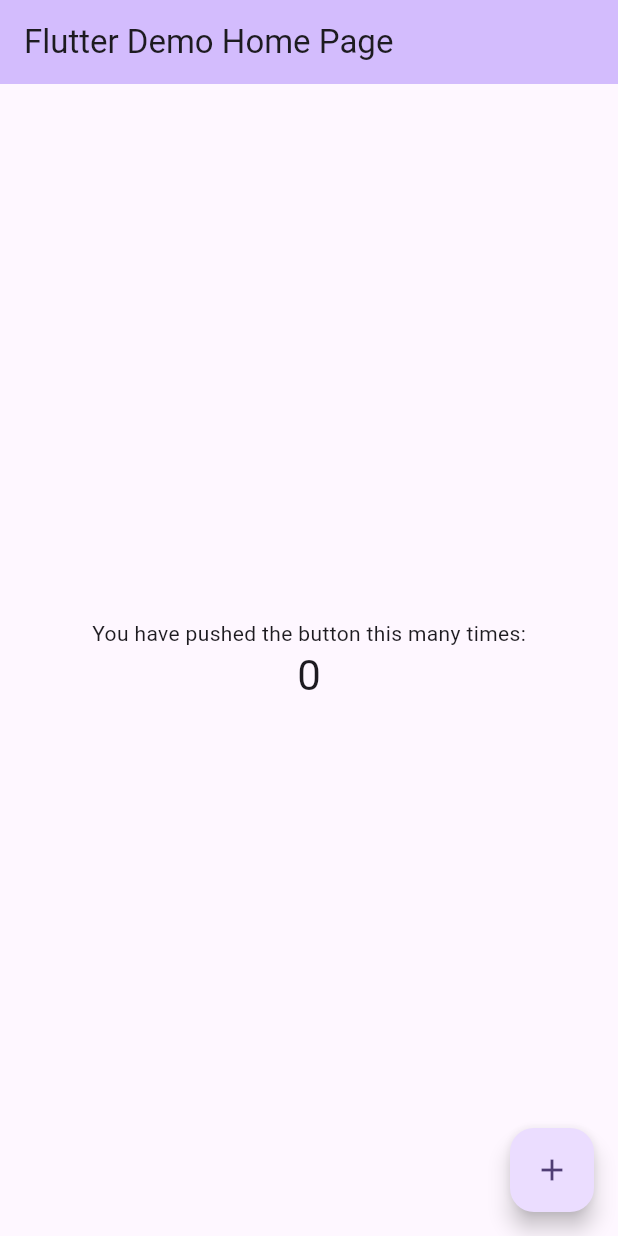
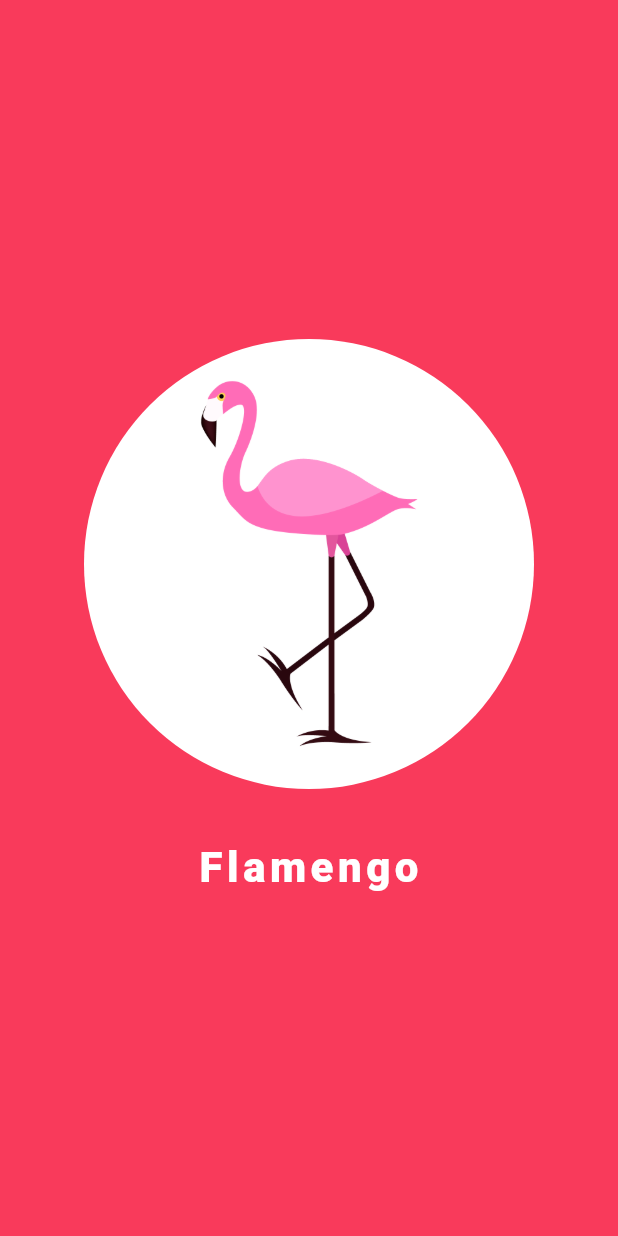
Before and after one commit to Carl-Lee91/Flamengo, a Flutter app: the screen it shows after launch, on a phone screen of 412 x 824 dp. Run offline on Flutter 3.47's test engine with Material 2 defaults, Android fonts, the phone set to English and light mode, and no system bars; our stand-ins replace firebase_core, flutter_riverpod; accounts and stored records are empty.

Commit message:
08.02 첫화면 + 로그인

```diff
--- /dev/null
+++ b/flamengo/lib/constants/gaps.dart
@@ -0,0 +1,67 @@
+import 'package:flamengo/constants/sizes.dart';
+import 'package:flutter/material.dart';
+
+class Gaps {
+  // Vertical Gaps
+  static const v1 = SizedBox(height: Sizes.size1);
+  static const v2 = SizedBox(height: Sizes.size2);
+  static const v3 = SizedBox(height: Sizes.size3);
+  static const v4 = SizedBox(height: Sizes.size4);
+  static const v5 = SizedBox(height: Sizes.size5);
+  static const v6 = SizedBox(height: Sizes.size6);
+  static const v7 = SizedBox(height: Sizes.size7);
+  static const v8 = SizedBox(height: Sizes.size8);
+  static const v9 = SizedBox(height: Sizes.size9);
+  static const v10 = SizedBox(height: Sizes.size10);
+  static const v11 = SizedBox(height: Sizes.size11);
+  static const v12 = SizedBox(height: Sizes.size12);
+  static const v14 = SizedBox(height: Sizes.size14);
+  static const v16 = SizedBox(height: Sizes.size16);
+  static const v20 = SizedBox(height: Sizes.size20);
+  static const v24 = SizedBox(height: Sizes.size24);
+  static const v28 = SizedBox(height: Sizes.size28);
+  static const v32 = SizedBox(height: Sizes.size32);
+  static const v36 = SizedBox(height: Sizes.size36);
+  static const v40 = SizedBox(height: Sizes.size40);
+  static const v44 = SizedBox(height: Sizes.size44);
+  static const v48 = SizedBox(height: Sizes.size48);
+  static const v52 = SizedBox(height: Sizes.size52);
+  static const v56 = SizedBox(height: Sizes.size56);
+  static const v60 = SizedBox(height: Sizes.size60);
+  static const v64 = SizedBox(height: Sizes.size64);
+  static const v72 = SizedBox(height: Sizes.size72);
+  static const v80 = SizedBox(height: Sizes.size80);
+  static const v96 = SizedBox(height: Sizes.size96);
+
+  // Horizontal Gaps
+
+  static const h1 = SizedBox(width: Sizes.size1);
+  static const h2 = SizedBox(width: Sizes.size2);
+  static const h3 = SizedBox(width: Sizes.size3);
+  static const h4 = SizedBox(width: Sizes.size4);
+  static const h5 = SizedBox(width: Sizes.size5);
+  static const h6 = SizedBox(width: Sizes.size6);
+  static const h7 = SizedBox(width: Sizes.size7);
+  static const h8 = SizedBox(width: Sizes.size8);
+  static const h9 = SizedBox(width: Sizes.size9);
+  static const h10 = SizedBox(width: Sizes.size10);
+  static const h11 = SizedBox(width: Sizes.size11);
+  static const h12 = SizedBox(width: Sizes.size12);
+  static const h14 = SizedBox(width: Sizes.size14);
+  static const h16 = SizedBox(width: Sizes.size16);
+  static const h20 = SizedBox(width: Sizes.size20);
+  static const h24 = SizedBox(width: Sizes.size24);
+  static const h28 = SizedBox(width: Sizes.size28);
+  static const h32 = SizedBox(width: Sizes.size32);
+  static const h36 = SizedBox(width: Sizes.size36);
+  static const h40 = SizedBox(width: Sizes.size40);
+  static const h44 = SizedBox(width: Sizes.size44);
+  static const h48 = SizedBox(width: Sizes.size48);
+  static const h52 = SizedBox(width: Sizes.size52);
+  static const h56 = SizedBox(width: Sizes.size56);
+  static const h60 = SizedBox(width: Sizes.size60);
+  static const h64 = SizedBox(width: Sizes.size64);
+  static const h72 = SizedBox(width: Sizes.size72);
+  static const h80 = SizedBox(width: Sizes.size80);
+  static const h96 = SizedBox(width: Sizes.size96);
+}
--- /dev/null
+++ b/flamengo/lib/constants/sizes.dart
@@ -0,0 +1,32 @@
+class Sizes {
+  static const size1 = 1.0;
+  static const size2 = 2.0;
+  static const size3 = 3.0;
+  static const size4 = 4.0;
+  static const size5 = 5.0;
+  static const size6 = 6.0;
+  static const size7 = 7.0;
+  static const size8 = 8.0;
+  static const size9 = 9.0;
+  static const size10 = 10.0;
+  static const size11 = 11.0;
+  static const size12 = 12.0;
+  static const size14 = 14.0;
+  static const size16 = 16.0;
+  static const size18 = 18.0;
+  static const size20 = 20.0;
+  static const size24 = 24.0;
+  static const size28 = 28.0;
+  static const size32 = 32.0;
+  static const size36 = 36.0;
+  static const size40 = 40.0;
+  static const size44 = 44.0;
+  static const size48 = 48.0;
+  static const size52 = 52.0;
+  static const size56 = 56.0;
+  static const size60 = 60.0;
+  static const size64 = 64.0;
+  static const size72 = 72.0;
+  static const size80 = 80.0;
+  static const size96 = 96.0;
+}
--- a/flamengo/lib/main.dart
+++ b/flamengo/lib/main.dart
@@ -1,125 +1,55 @@
+import 'package:flamengo/screens/greeting.dart';
 import 'package:flutter/material.dart';
+import 'package:flutter_riverpod/flutter_riverpod.dart';
 
 void main() {
-  runApp(const MyApp());
+  runApp(
+    const ProviderScope(
+      child: MyApp(),
+    ),
+  );
 }
 
 class MyApp extends StatelessWidget {
   const MyApp({super.key});
 
-  // This widget is the root of your application.
   @override
   Widget build(BuildContext context) {
-    return MaterialApp(
-      title: 'Flutter Demo',
-      theme: ThemeData(
-        // This is the theme of your application.
-        //
-        // TRY THIS: Try running your application with "flutter run". You'll see
-        // the application has a blue toolbar. Then, without quitting the app,
-        // try changing the seedColor in the colorScheme below to Colors.green
-        // and then invoke "hot reload" (save your changes or press the "hot
-        // reload" button in a Flutter-supported IDE, or press "r" if you used
-        // the command line to start the app).
-        //
-        // Notice that the counter didn't reset back to zero; the application
-        // state is not lost during the reload. To reset the state, use hot
-        // restart instead.
-        //
-        // This works for code too, not just values: Most code changes can be
-        // tested with just a hot reload.
-        colorScheme: ColorScheme.fromSeed(seedColor: Colors.deepPurple),
-        useMaterial3: true,
+    return SafeArea(
+      child: MaterialApp(
+        home: const GreetingScreen(),
+        theme: ThemeData(
+          useMaterial3: true,
+          textTheme: Typography.blackCupertino,
+          brightness: Brightness.light,
+          scaffoldBackgroundColor: Colors.white,
+          bottomAppBarTheme: BottomAppBarTheme(
+            color: Colors.grey.shade50,
+          ),
+          primaryColor: const Color(0xFFF93A5B),
+          textSelectionTheme: const TextSelectionThemeData(
+            cursorColor: Color(
+              0xFFF93A5B,
+            ),
+          ),
+        ),
+        darkTheme: ThemeData(
+          useMaterial3: true,
+          textTheme: Typography.whiteCupertino,
+          brightness: Brightness.dark,
+          scaffoldBackgroundColor: Colors.black,
+          bottomAppBarTheme: BottomAppBarTheme(
+            color: Colors.grey.shade900,
+          ),
+          primaryColor: const Color(0xFFF93A5B),
+          textSelectionTheme: const TextSelectionThemeData(
+            cursorColor: Color(
+              0xFFF93A5B,
+            ),
+          ),
+        ),
+        themeMode: ThemeMode.system,
       ),
-      home: const MyHomePage(title: 'Flutter Demo Home Page'),
     );
   }
 }
-
-class MyHomePage extends StatefulWidget {
-  const MyHomePage({super.key, required this.title});
-
-  // This widget is the home page of your application. It is stateful, meaning
-  // that it has a State object (defined below) that contains fields that affect
-  // how it looks.
-
-  // This class is the configuration for the state. It holds the values (in this
-  // case the title) provided by the parent (in this case the App widget) and
-  // used by the build method of the State. Fields in a Widget subclass are
-  // always marked "final".
-
-  final String title;
-
-  @override
-  State<MyHomePage> createState() => _MyHomePageState();
-}
-
-class _MyHomePageState extends State<MyHomePage> {
-  int _counter = 0;
-
-  void _incrementCounter() {
-    setState(() {
-      // This call to setState tells the Flutter framework that something has
-      // changed in this State, which causes it to rerun the build method below
-      // so that the display can reflect the updated values. If we changed
-      // _counter without calling setState(), then the build method would not be
-      // called again, and so nothing would appear to happen.
-      _counter++;
-    });
-  }
-
-  @override
-  Widget build(BuildContext context) {
-    // This method is rerun every time setState is called, for instance as done
-    // by the _incrementCounter method above.
-    //
-    // The Flutter framework has been optimized to make rerunning build methods
-    // fast, so that you can just rebuild anything that needs updating rather
-    // than having to individually change instances of widgets.
-    return Scaffold(
-      appBar: AppBar(
-        // TRY THIS: Try changing the color here to a specific color (to
-        // Colors.amber, perhaps?) and trigger a hot reload to see the AppBar
-        // change color while the other colors stay the same.
-        backgroundColor: Theme.of(context).colorScheme.inversePrimary,
-        // Here we take the value from the MyHomePage object that was created by
-        // the App.build method, and use it to set our appbar title.
-        title: Text(widget.title),
-      ),
-      body: Center(
-        // Center is a layout widget. It takes a single child and positions it
-        // in the middle of the parent.
-        child: Column(
-          // Column is also a layout widget. It takes a list of children and
-          // arranges them vertically. By default, it sizes itself to fit its
-          // children horizontally, and tries to be as tall as its parent.
-          //
-          // Column has various properties to control how it sizes itself and
-          // how it positions its children. Here we use mainAxisAlignment to
-          // center the children vertically; the main axis here is the vertical
-          // axis because Columns are vertical (the cross axis would be
-          // horizontal).
-          //
-          // TRY THIS: Invoke "debug painting" (choose the "Toggle Debug Paint"
-          // action in the IDE, or press "p" in the console), to see the
-          // wireframe for each widget.
-          mainAxisAlignment: MainAxisAlignment.center,
-          children: <Widget>[
-            const Text(
-              'You have pushed the button this many times:',
-            ),
-            Text(
-              '$_counter',
-              style: Theme.of(context).textTheme.headlineMedium,
-            ),
-          ],
-        ),
-      ),
-      floatingActionButton: FloatingActionButton(
-        onPressed: _incrementCounter,
-        tooltip: 'Increment',
-        child: const Icon(Icons.add),
-      ), // This trailing comma makes auto-formatting nicer for build methods.
-    );
-  }
-}
--- /dev/null
+++ b/flamengo/lib/screens/greeting.dart
@@ -0,0 +1,60 @@
+import 'package:flamengo/constants/gaps.dart';
+import 'package:flamengo/constants/sizes.dart';
+import 'package:flamengo/screens/authentication/login_screen.dart';
+import 'package:flutter/material.dart';
+
+class GreetingScreen extends StatelessWidget {
+  const GreetingScreen({super.key});
+
+  void onTapLoginScreen(BuildContext context) {
+    Navigator.pushReplacement(
+      context,
+      MaterialPageRoute(builder: (context) => const LoginScreen()),
+    );
+  }
+
+  @override
+  Widget build(BuildContext context) {
+    return GestureDetector(
+      onTap: () => onTapLoginScreen(context),
+      child: Scaffold(
+        backgroundColor: Theme.of(context).primaryColor,
+        body: Column(
+          crossAxisAlignment: CrossAxisAlignment.center,
+          mainAxisAlignment: MainAxisAlignment.center,
+          children: [
+            Hero(
+              tag: 12,
+              child: Center(
+                child: ClipOval(
+                  child: Container(
+                    width: 300,
+                    height: 300,
+                    color: Colors.white,
+                    child: Center(
+                      child: Image.asset(
+                        "assets/img/flamengo.png",
+                        width: 250,
+                        height: 250,
+                      ),
+                    ),
+                  ),
+                ),
+              ),
+            ),
+            Gaps.v32,
+            const Text(
+              "Flamengo",
+              style: TextStyle(
+                fontSize: Sizes.size28,
+                color: Colors.white,
+                fontWeight: FontWeight.w900,
+                letterSpacing: 3.0,
+              ),
+            ),
+          ],
+        ),
+      ),
+    );
+  }
+}
```
Also changed, not shown: flamengo/lib/screens/authentication/login_screen.dart (added, +101 -0 lines), flamengo/pubspec.yaml (+17 -4 lines), flamengo/assets/img/flamengo.png (added), flamengo/lib/firebase_options.dart (added), flamengo/pubspec.lock, 10 other files.
